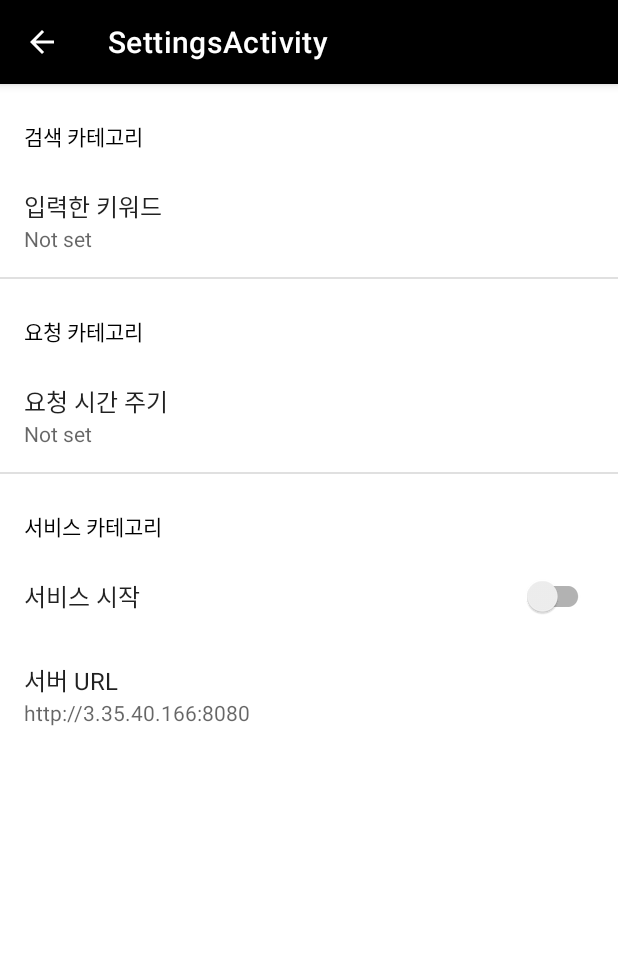
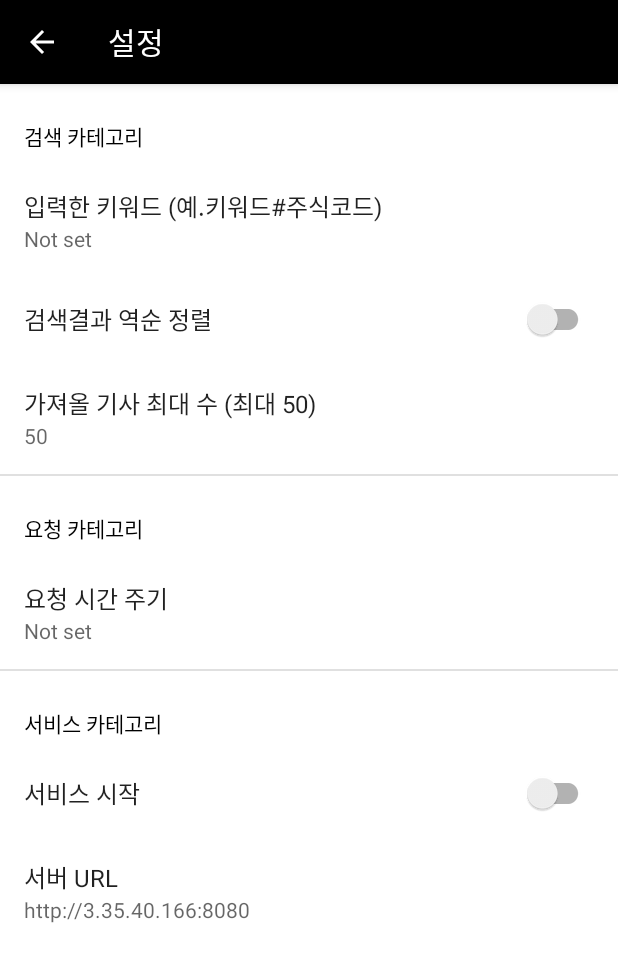
Before and after one commit to kakarooJ/Android-Kotlin-MyNewsFeed, an Android app: the screen it shows after launch (SettingsActivity), in the options menu, after a tap on "설정", on a phone screen of 412 x 824 dp. Shown: the top 962 px of the screen. Run offline under Robolectric (Android 15) with nearby library versions, the phone set to English and light mode, and no system bars; our stand-ins replace androidx.preference; network calls fail.

Commit message:
update settings

```diff
--- a/app/src/main/java/com/kakaroo/mynewsfeed/Common.kt
+++ b/app/src/main/java/com/kakaroo/mynewsfeed/Common.kt
@@ -2,10 +2,10 @@ package com.kakaroo.mynewsfeed
 
 object Common {
     val MY_TAG                  =   "kakaroo-newsfeed"
-    val SHARED_PREF_NAME        = "shared_pref"
 
     val PAGE_URL_NAVER          =   "http://newssearch.naver.com/search.naver?where=rss&query="
     val STOCK_URL_NAVER         =   "https://finance.naver.com/item/main.naver?code="//"https://api.finance.naver.com/siseJson.naver"
+    val SEARCH_URL_NAVER        =   "https://search.naver.com/search.naver?where=nexearch&sm=top_hty&fbm=0&ie=utf8&query="
 
     const val ARTICLE_URL       = 0
     const val STOCK_URL         = 1
@@ -15,7 +15,7 @@ object Common {
     val REQUEST_INTERNET_PERMISSION     =   10
 
     //Settings
-    val KEYWORD_MAX_NUM         =   10
+    val ARTICLE_MAX_NUM         =   50
     val CRAWLING_PERIOD_HOUR    =   2   //2시간마다
     val JSOUP_PARSING_DATA_MAX_NUM  =   10
 
--- a/app/src/main/java/com/kakaroo/mynewsfeed/SettingsActivity.kt
+++ b/app/src/main/java/com/kakaroo/mynewsfeed/SettingsActivity.kt
@@ -3,8 +3,10 @@ package com.kakaroo.mynewsfeed
 import android.os.Bundle
 import android.util.Log
 import android.view.MenuItem
+import android.widget.Toast
 import androidx.appcompat.app.AppCompatActivity
 import androidx.preference.*
+import java.lang.Integer.parseInt
 
 class SettingsActivity : AppCompatActivity() {
 
@@ -48,7 +50,7 @@ class SettingsActivity : AppCompatActivity() {
             }
 
             val keywordPref: EditTextPreference? = findPreference("keyword_key")
-            keywordPref?.setOnPreferenceChangeListener{ preference, newValue ->
+            keywordPref?.setOnPreferenceChangeListener{ _, newValue ->
                 if(newValue == "") {
                     val pref = PreferenceManager.getDefaultSharedPreferences(this.context)
                     pref.edit().putString("keyword_key", "").apply()
@@ -57,8 +59,27 @@ class SettingsActivity : AppCompatActivity() {
                 true
             }
 
+            val articleNumPref: EditTextPreference? = findPreference("keyword_maxnum_key")
+            articleNumPref?.setOnPreferenceChangeListener{ _, newValue ->
+                if(newValue == "") {
+                    //val pref = PreferenceManager.getDefaultSharedPreferences(this.context)
+                    //pref.edit().putString("keyword_maxnum_key", Common.ARTICLE_MAX_NUM.toString()).apply()
+                    Toast.makeText(context, "입력값이 없습니다.", Toast.LENGTH_SHORT).show()
+                    Log.i(Common.MY_TAG, "기사 최대 갯수 입력값이 없습니다.")
+                    false
+                } else if(parseInt(newValue.toString()) > Common.ARTICLE_MAX_NUM) {
+                    //val pref = PreferenceManager.getDefaultSharedPreferences(this.context)
+                    //articleNumPref.text = Common.ARTICLE_MAX_NUM.toString()
+                    //pref.edit().putString("keyword_maxnum_key", Common.ARTICLE_MAX_NUM.toString()).apply()
+                    Toast.makeText(context, "최대개수 ${Common.ARTICLE_MAX_NUM}보다 작거나 같은 값을 입력해주세요!", Toast.LENGTH_SHORT).show()
+                    false
+                } else {
+                    true
+                }
+            }
+
             val urlKeyPref: EditTextPreference? = findPreference("url_key")
-            urlKeyPref?.setOnPreferenceChangeListener{ preference, newValue ->
+            urlKeyPref?.setOnPreferenceChangeListener{ _, newValue ->
                 if(newValue == "") {
                     val pref = PreferenceManager.getDefaultSharedPreferences(this.context)
                     pref.edit().putString("url_key", Common.DEFAULT_URL).apply()
--- a/app/src/main/java/com/kakaroo/mynewsfeed/entity/Topic.kt
+++ b/app/src/main/java/com/kakaroo/mynewsfeed/entity/Topic.kt
@@ -1,3 +1,3 @@
 package com.kakaroo.mynewsfeed.entity
 
-data class Topic(val idx: Int, var title: String, var price: String, var articles: ArrayList<Article>)
+data class Topic(val idx: Int, var title: String, var code: String, var price: String, var articles: ArrayList<Article>)
--- a/app/src/main/java/com/kakaroo/mynewsfeed/html/JSoupParser.kt
+++ b/app/src/main/java/com/kakaroo/mynewsfeed/html/JSoupParser.kt
@@ -1,7 +1,8 @@
 package com.kakaroo.mynewsfeed.html
 
 import android.os.AsyncTask
-import android.util.Log
+import android.view.View
+import android.widget.Button
 import com.kakaroo.mynewsfeed.Common
 import com.kakaroo.mynewsfeed.MainActivity
 import com.kakaroo.mynewsfeed.entity.Article
@@ -12,10 +13,14 @@ import org.jsoup.select.Elements
 
 
 //TODO : Coroutine
-class JSoupParser(val url: String, val type: Int, val callback: MainActivity.onPostExecuteListener): AsyncTask<Void, Void, Void>() {
+class JSoupParser(private val url: String, private val type: Int, private val maxCnt: Int, private val callback: MainActivity.onPostExecuteListener): AsyncTask<Void, Void, Void>() {
 
     var mList: ArrayList<Article> = ArrayList<Article>()
     var mPrice: String = ""
+
+    override fun onPreExecute() {
+        super.onPreExecute()
+    }
 
     override fun doInBackground(vararg params: Void?): Void? {
         //Log.i(Common.MY_TAG, "URL: $url")
@@ -24,14 +29,13 @@ class JSoupParser(val url: String, val type: Int, val callback: MainActivity.onP
         if(type == Common.ARTICLE_URL) {
             val contentElements: Elements = doc.select("item")
             for ((i, elem) in contentElements.withIndex()) {
+                if(i == maxCnt) {   //i는 1부터
+                    break
+                }
                 var date = elem.select("pubDate").text()
                 date = date.substring(0, date.lastIndexOf(" "))
                 val title = elem.select("title").text()
                 val link = elem.select("link").text()
-                //Log.d(Common.MY_TAG, "------------------- $i ---------------")
-                //Log.d(Common.MY_TAG, date)
-                //Log.d(Common.MY_TAG, title)
-                //Log.d(Common.MY_TAG, link)
                 mList.add(Article(i, date, title, link))
             }
         } else if(type == Common.STOCK_URL) {
--- a/app/src/main/res/values/strings.xml
+++ b/app/src/main/res/values/strings.xml
@@ -1,7 +1,7 @@
 <resources>
     <string name="app_name">MyNewsFeed</string>
     <string name="setting">설정</string>
-    <string name="title_activity_settings">SettingsActivity</string>
+    <string name="title_activity_settings">설정</string>
 
     <!-- Preference Titles -->
     <string name="keyword_header">검색 카테고리</string>
@@ -9,8 +9,10 @@
     <string name="service_header">서비스 카테고리</string>
 
     <!-- keyword Preferences -->
-    <string name="keywords">입력한 키워드</string>
+    <string name="keywords">입력한 키워드 (예.키워드#주식코드)</string>
     <string name="keywords_description">복수의 키워드는 ","로 구분하세요</string>
+    <string name="result_reverse_order">검색결과 역순 정렬</string>
+    <string name="article_maxnum">가져올 기사 최대 수 (최대 50)</string>
 
     <!-- request Preferences -->
     <string name="request_time">요청 시간 주기</string>
--- a/app/src/main/res/xml/root_preferences.xml
+++ b/app/src/main/res/xml/root_preferences.xml
@@ -1,4 +1,5 @@
-<PreferenceScreen xmlns:app="http://schemas.android.com/apk/res-auto">
+<PreferenceScreen xmlns:app="http://schemas.android.com/apk/res-auto"
+    xmlns:android="http://schemas.android.com/apk/res/android">
 
     <PreferenceCategory app:title="@string/keyword_header"
         app:iconSpaceReserved="false"
@@ -11,11 +12,25 @@
             app:useSimpleSummaryProvider="true"
             app:iconSpaceReserved="false"/>
 
+        <SwitchPreferenceCompat
+            app:key="result_order_key"
+            app:title="@string/result_reverse_order"
+            app:iconSpaceReserved="false"/>
+
+        <EditTextPreference
+            app:key="keyword_maxnum_key"
+            app:title="@string/article_maxnum"
+            app:useSimpleSummaryProvider="true"
+            android:defaultValue="50"
+            app:iconSpaceReserved="false"
+            android:dialogLayout="@layout/preference_edit_text"/>
+
     </PreferenceCategory>
 
     <PreferenceCategory app:title="@string/request_header"
         app:iconSpaceReserved="false"
-        app:key="request_category_key">
+        app:key="request_category_key"
+        app:enabled="false">
 
         <ListPreference
             app:defaultValue="2시간"
@@ -30,7 +45,8 @@
 
     <PreferenceCategory app:title="@string/service_header"
         app:iconSpaceReserved="false"
-        app:key="service_category_key">
+        app:key="service_category_key"
+        app:enabled="false">
 
         <SwitchPreferenceCompat
             app:key="service_key"
```
Also changed, not shown: app/src/main/java/com/kakaroo/mynewsfeed/MainActivity.kt (+20 -5 lines), app/src/main/java/com/kakaroo/mynewsfeed/TopicAdapter.kt (+18 -0 lines), app/src/main/res/layout/preference_edit_text.xml (added, +19 -0 lines).
